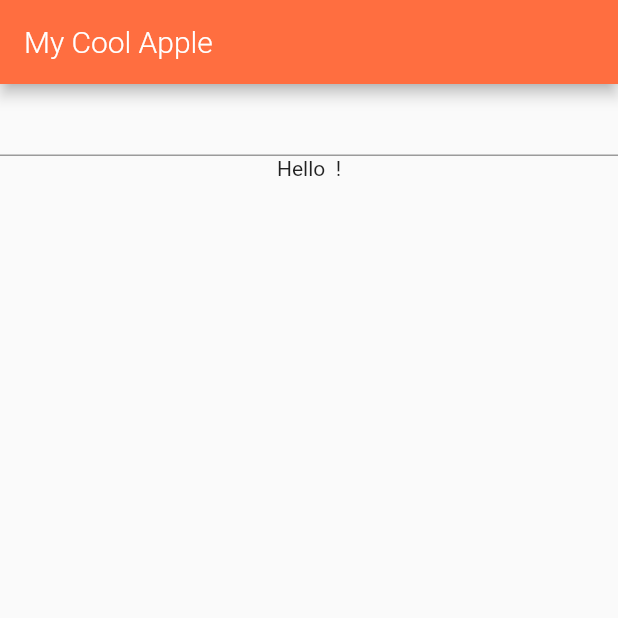
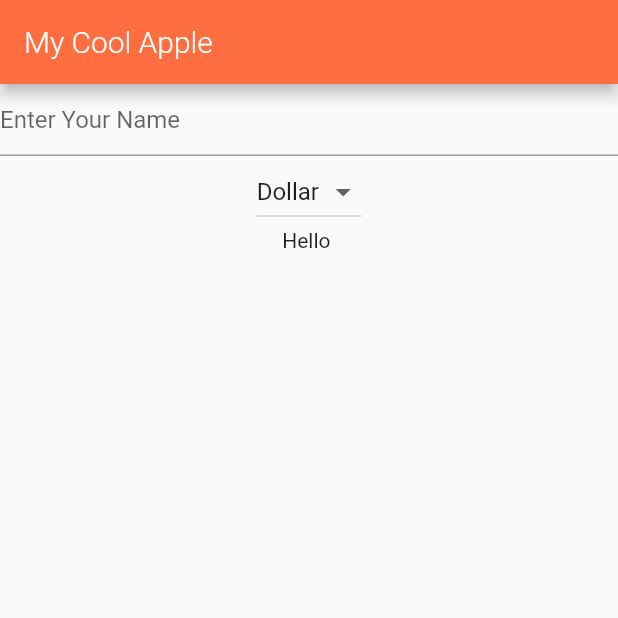
Before and after one commit to Mujib517/flutter-app, a Flutter app: the screen it shows after launch, on a phone screen of 412 x 824 dp, the top half of it. Run offline on Flutter 3.47's test engine with Material 2 defaults, Android fonts, the phone set to English and light mode, and no system bars; Roboto replaces fonts that are missing (Oxygen).

Commit message:
DropdownList Widget

```diff
--- a/lib/input.dart
+++ b/lib/input.dart
@@ -5,18 +5,32 @@ class Input extends StatefulWidget {
 }
 
 class _InputState extends State<Input> {
-  String name="";
+  String _name = "";
+  String _currency = 'Dollar';
+  final _currencies = ['Dollar', 'Euro', 'Pound'];
 
   Widget build(BuildContext context) {
     return Container(
       child: Column(
         children: <Widget>[
           TextField(
-            onChanged: (String val) => setState(() => name = val),
+            decoration: InputDecoration(hintText: 'Enter Your Name'),
+            onChanged: (String val) => setState(() => _name = val),
           ),
-          Text('Hello ' + name + ' !')
+          DropdownButton<String>(
+            value: _currency,
+            items: getItems(),
+            onChanged: (String val) => setState(() => _currency = val),
+          ),
+          Text('Hello ' + _name)
         ],
       ),
     );
   }
+  getItems() {
+    return _currencies
+        .map((String val) =>
+            DropdownMenuItem<String>(value: val, child: Text(val)))
+        .toList();
+  }
 }
```
